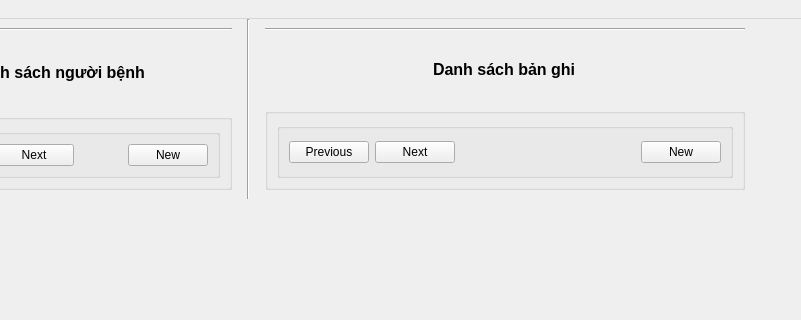
Old version of the form UiFiles/mainWindowRcd.ui in the repository dangkh/UIDataCollection; both pictures show x 125 to 926 and y 0 to 320 of the 1307 by 613 pixel window.
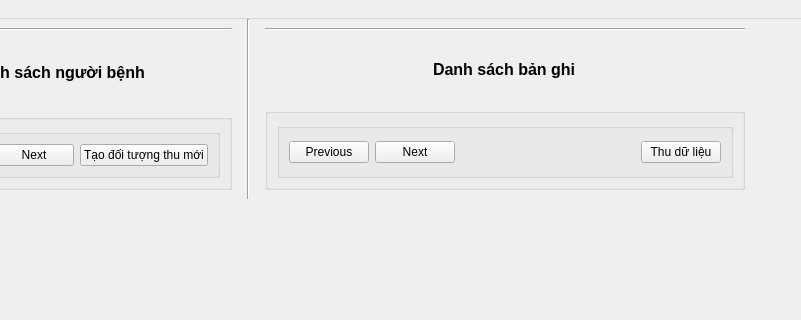
New version of the form.

```diff
--- a/UiFiles/mainWindowRcd.ui
+++ b/UiFiles/mainWindowRcd.ui
@@ -104,7 +104,7 @@
                 <item>
                  <widget class="QPushButton" name="newSub">
                   <property name="text">
-                   <string>New</string>
+                   <string>Tạo đối tượng thu mới</string>
                   </property>
                  </widget>
                 </item>
@@ -206,7 +206,7 @@
                 <item>
                  <widget class="QPushButton" name="newSam">
                   <property name="text">
-                   <string>New</string>
+                   <string>Thu dữ liệu</string>
                   </property>
                  </widget>
                 </item>
```
Left out of the diff: 6 changed lines with no effect on the pictures.
